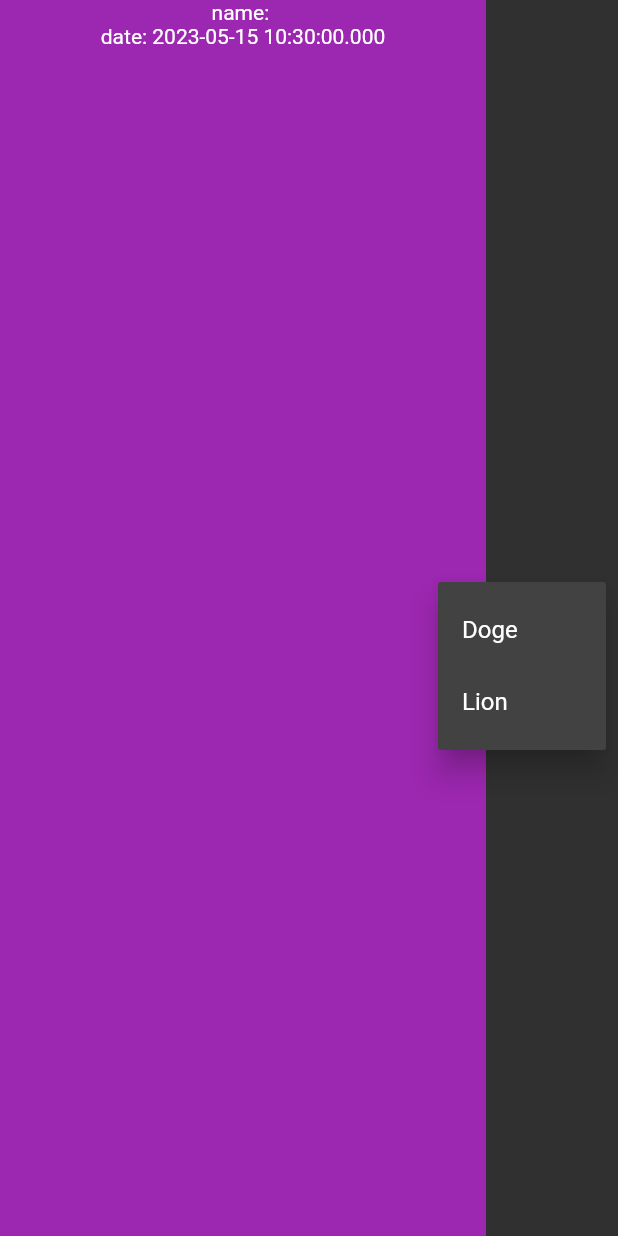
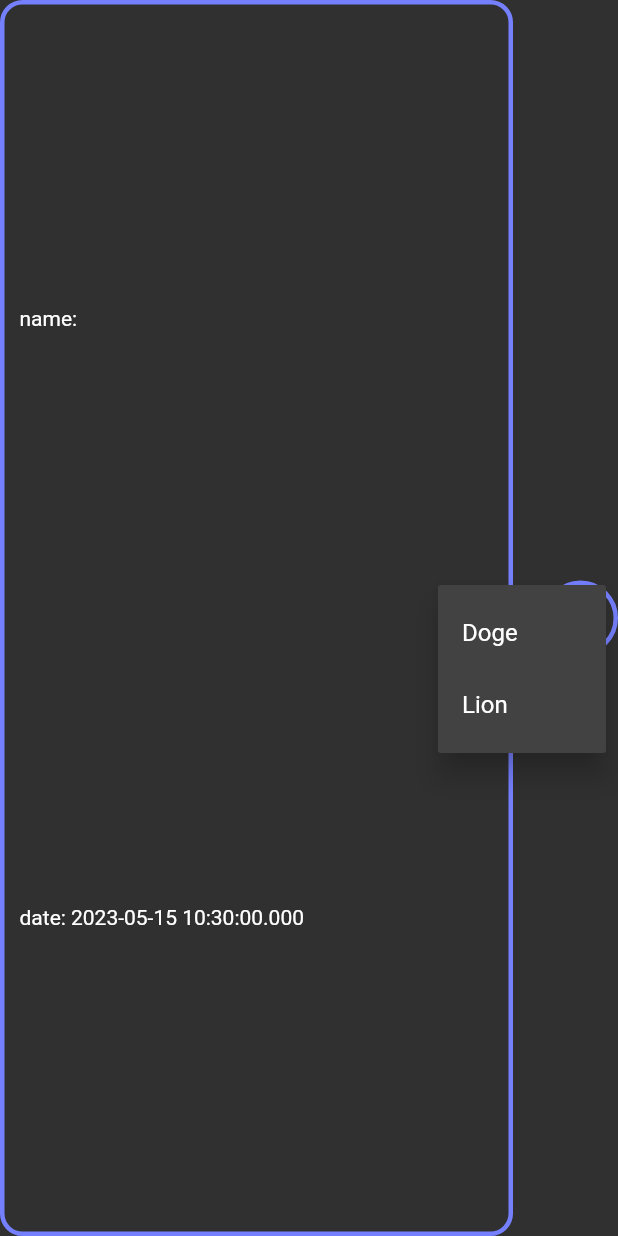
Before and after one commit to Nikolay-leukhin/engsn_app, a Flutter app: the ChatItem widget shown alone on an empty page, opened directly with empty values, after a tap on the "more vert" icon, on a phone screen of 412 x 824 dp. Run offline on Flutter 3.47's test engine with Material 2 defaults, Android fonts, the phone set to English and light mode, and no system bars; our stand-ins replace bloc, dio, equatable, flutter_bloc, hive, hive_flutter; accounts and stored records are empty.

Commit message:
жопа

```diff
--- a/lib/view/screens/home/home_pages/chats/chat_item.dart
+++ b/lib/view/screens/home/home_pages/chats/chat_item.dart
@@ -1,4 +1,5 @@
 import 'package:engsn_corected/view/screens/home/home_pages/chats/messages.dart';
+import 'package:engsn_corected/view/utils/colors.dart';
 import 'package:flutter/material.dart';
 import 'package:flutter_bloc/flutter_bloc.dart';
 
@@ -24,28 +25,38 @@ class _ChatItemState extends State<ChatItem> {
         Expanded(
           child: GestureDetector(
             onTap: () {
-              Navigator.of(context).push(
-                  MaterialPageRoute(builder: (BuildContext context) => MessagesList(session: widget.session))
-              );
+              Navigator.of(context).push(MaterialPageRoute(builder: (BuildContext context) => MessagesList(session: widget.session)));
             },
             child: Container(
-              constraints: const BoxConstraints(
-                minHeight: 91
-              ),
-              color: Colors.purple,
+              padding: EdgeInsets.all(10),
+              constraints: const BoxConstraints(minHeight: 80),
+              decoration: BoxDecoration(border: Border.all(color: AppColors.blue, width: 3), borderRadius: BorderRadius.all(Radius.circular(15))),
               child: Column(
+                mainAxisAlignment: MainAxisAlignment.spaceAround,
+                crossAxisAlignment: CrossAxisAlignment.start,
                 children: [Text('name: ${widget.session.sessionName}'), Text('date: ${widget.session.sessionTimeCreation}')],
               ),
             ),
           ),
         ),
-        SizedBox(width: 40,),
-        PopupMenuButton(
+        SizedBox(
+          width: 20,
+        ),
+        Container(
+          width: 50,
+          height: 50,
+          decoration: BoxDecoration(
+            color: Colors.transparent,
+            shape: BoxShape.circle,
+            border: Border.all(color: AppColors.blue,  width: 3)
+          ),
+          child: PopupMenuButton(
             itemBuilder: (_) => const <PopupMenuItem<String>>[
                   PopupMenuItem<String>(child: Text('Doge'), value: 'удалить'),
                   PopupMenuItem<String>(child: Text('Lion'), value: 'изменить'),
                 ],
-            onSelected: (_) {})
+              onSelected: (_) {}),
+        )
       ],
     );
   }
--- a/lib/view/utils/colors.dart
+++ b/lib/view/utils/colors.dart
@@ -3,6 +3,8 @@ import 'dart:ui';
 import 'package:flutter/material.dart';
 
 class AppColors{
-  static Color blue = Colors.blue;
-
+  static Color blue = Color.fromRGBO(117, 128, 255, 1);
+  static Color purple = const Color.fromRGBO(163, 102, 255, 1);
+  static Color cherry = const Color.fromRGBO(37, 0, 92, 1);
+  static Color dark = const Color.fromRGBO(11, 19, 112, 1);
 }
```
Also changed, not shown: lib/view/screens/home/home_pages/chats/chat_list.dart (+6 -2 lines), lib/view/screens/home/home_pages/chats/messages.dart (+15 -4 lines), lib/view/screens/home/home_pages/chats/messages_item.dart (+18 -9 lines).
